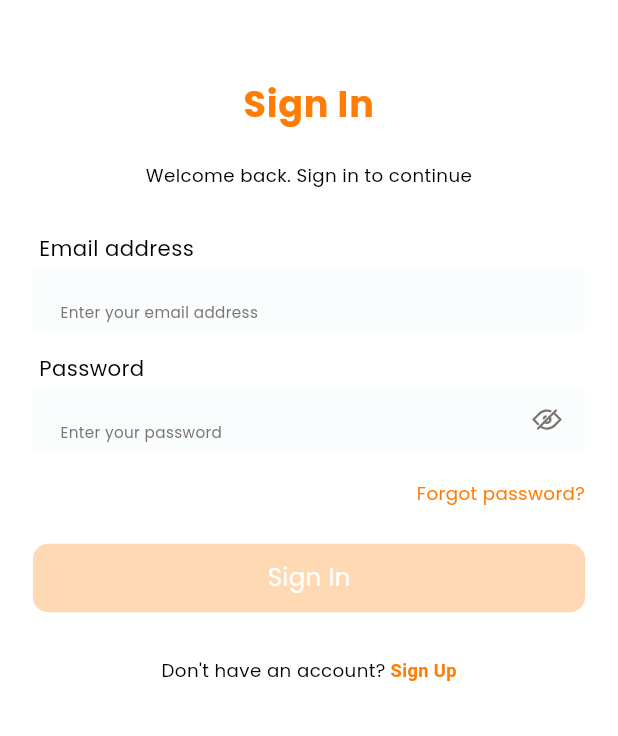
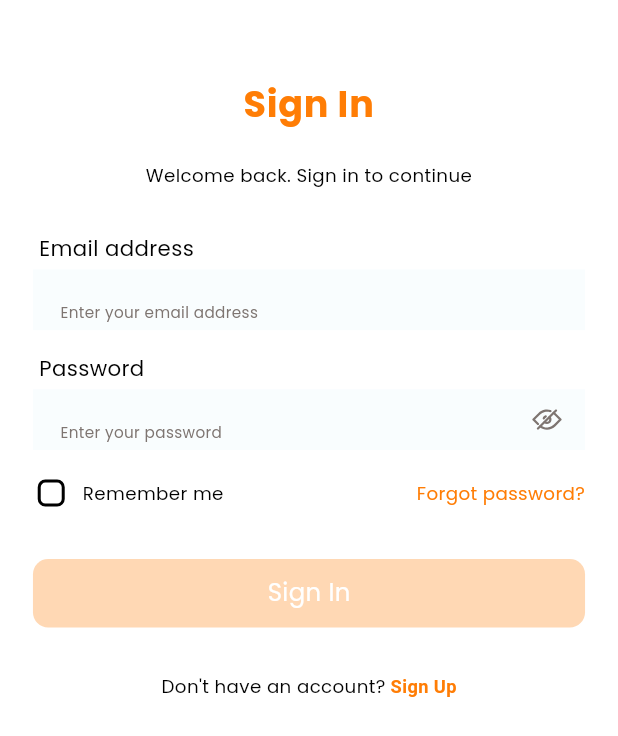
Before and after one commit to Nizatreasure/product_app, a Flutter app: the screen it shows after launch, on a phone screen of 412 x 824 dp. Shown: the top 736 px of the screen. Run offline on Flutter 3.47's test engine with Material 3 defaults, Android fonts, the phone set to English and light mode, and no system bars; our stand-ins replace cached_network_image, camera, cloud_firestore, dio, easy_debounce, either_dart and 19 more; accounts and stored records are empty; generated files the repository leaves out were written again; project files that could hold a hidden picture were left out.

Commit message:
feat: remember me

```diff
--- a/lib/core/values/string_manager.dart
+++ b/lib/core/values/string_manager.dart
@@ -74,4 +74,5 @@ class StringManager {
   static const String jewelry = 'Jewelry';
   static const String mensClothing = 'Men\'s';
   static const String womensClothing = 'Women\'s';
+  static const String rememberMe = 'Remember me';
 }
--- a/lib/src/authentication/presentation/blocs/sign_in_bloc/sign_in_events.dart
+++ b/lib/src/authentication/presentation/blocs/sign_in_bloc/sign_in_events.dart
@@ -19,6 +19,11 @@ class SignInTogglePasswordVisibility extends SignInEvent {
   const SignInTogglePasswordVisibility(this.isVisible);
 }
 
+class SignInToggleRememberMeEvent extends SignInEvent {
+  final bool rememberMe;
+  const SignInToggleRememberMeEvent(this.rememberMe);
+}
+
 class SignInSubmittedEvent extends SignInEvent {}
 
 class SignOutSubmittedEvent extends SignInEvent {}
--- a/lib/src/authentication/presentation/blocs/sign_in_bloc/sign_in_state.dart
+++ b/lib/src/authentication/presentation/blocs/sign_in_bloc/sign_in_state.dart
@@ -4,6 +4,7 @@ class SignInState {
   final String email;
   final String password;
   final bool showPassword;
+  final bool rememberMe;
 
   bool get isValid =>
       email.trim().isNotEmpty &&
@@ -17,6 +18,7 @@ class SignInState {
     this.email = '',
     this.password = '',
     this.showPassword = false,
+    this.rememberMe = false,
     this.formSubmissionStatus = const InitialFormStatus(),
     this.logoutFormSubmissionStatus = const InitialFormStatus(),
   });
@@ -27,6 +29,7 @@ class SignInState {
     bool? showPassword,
     FormSubmissionStatus? formSubmissionStatus,
     FormSubmissionStatus? logoutFormSubmissionStatus,
+    bool? rememberMe,
   }) {
     return SignInState(
       email: email ?? this.email,
@@ -35,6 +38,7 @@ class SignInState {
       formSubmissionStatus: formSubmissionStatus ?? this.formSubmissionStatus,
       logoutFormSubmissionStatus:
           logoutFormSubmissionStatus ?? this.logoutFormSubmissionStatus,
+      rememberMe: rememberMe ?? this.rememberMe,
     );
   }
 }
--- a/lib/src/authentication/presentation/pages/sign_in_page.dart
+++ b/lib/src/authentication/presentation/pages/sign_in_page.dart
@@ -5,6 +5,7 @@ import 'package:flutter_bloc/flutter_bloc.dart';
 import 'package:flutter_screenutil/flutter_screenutil.dart';
 import 'package:go_router/go_router.dart';
 import 'package:product_app/core/common/form_submission/form_submission.dart';
+import 'package:product_app/core/common/user_data.dart';
 import 'package:product_app/core/common/widgets/custom_button.dart';
 import 'package:product_app/core/common/widgets/custom_dialog.dart';
 import 'package:product_app/core/common/widgets/custom_password_field.dart';
@@ -25,9 +26,17 @@ class SignInPage extends StatefulWidget {
 }
 
 class _SignInPageState extends State<SignInPage> {
+  final TextEditingController _emailController = TextEditingController();
   @override
   void initState() {
-    context.read<SignInBloc>().add(ResetSignInStateEvent());
+    context.read<SignInBloc>()
+      ..add(ResetSignInStateEvent())
+      ..add(SignInToggleRememberMeEvent(UserData.rememberMe));
+
+    if (UserData.rememberMe) {
+      context.read<SignInBloc>().add(SignInEmailChangedEvent(UserData.email));
+      _emailController.text = UserData.email;
+    }
     super.initState();
   }
 
@@ -84,10 +93,10 @@ class _SignInPageState extends State<SignInPage> {
               textAlign: TextAlign.center,
             ),
             SizedBox(height: 30.h),
-            _buildEmailField(context),
+            _buildEmailField(context, _emailController),
             _buildPasswordField(context),
             _buildForgotPassword(themeData, context),
-            SizedBox(height: 20.h),
+            SizedBox(height: 30.h),
             _buildButton(context),
             SizedBox(height: 30.h),
             _buildHaveAnAccount(context, themeData),
--- a/lib/src/authentication/presentation/widgets/sign_in_widgets.dart
+++ b/lib/src/authentication/presentation/widgets/sign_in_widgets.dart
@@ -61,7 +61,36 @@ _buildHaveAnAccount(BuildContext context, ThemeData themeData) {
 }
 
 Widget _buildForgotPassword(ThemeData themeData, BuildContext context) {
-  return InkWell(
+  return Row(
+    mainAxisAlignment: MainAxisAlignment.spaceBetween,
+    children: [
+      BlocBuilder<SignInBloc, SignInState>(builder: (context, state) {
+        return Row(
+          children: [
+            SizedBox(
+              width: 24.r,
+              height: 24.r,
+              child: Checkbox(
+                value: state.rememberMe,
+                shape: RoundedRectangleBorder(
+                  borderRadius: BorderRadius.circular(5.r),
+                ),
+                activeColor: themeData.canvasColor,
+                onChanged: (value) {
+                  context.read<SignInBloc>().add(
+                      SignInToggleRememberMeEvent(value ?? !state.rememberMe));
+                },
+              ),
+            ),
+            SizedBox(width: 8.w),
+            Text(
+              StringManager.rememberMe,
+              style: themeData.textTheme.bodyMedium,
+            )
+          ],
+        );
+      }),
+      InkWell(
         onTap: () {
           FocusScope.of(context).unfocus();
         },
@@ -76,5 +105,7 @@ Widget _buildForgotPassword(ThemeData themeData, BuildContext context) {
                 .copyWith(color: themeData.canvasColor),
           ),
         ),
+      ),
+    ],
   );
 }
--- a/lib/src/home/presentation/blocs/product_list_bloc/product_list_bloc.dart
+++ b/lib/src/home/presentation/blocs/product_list_bloc/product_list_bloc.dart
@@ -19,6 +19,7 @@ class ProductListBloc extends Bloc<ProductListEvent, ProductListState> {
     on<ProductListGetProductsEvent>(_getProductsEventHandler);
     on<ProductListGetFavouritesEvent>(_getFavouritesEventHandler);
     on<ProductListSetFavouritesEvent>(_setFavouritesEventHandler);
+    on<ProductListResetStateEvent>(_resetState);
   }
 
   _getProductsEventHandler(
@@ -65,4 +66,9 @@ class ProductListBloc extends Bloc<ProductListEvent, ProductListState> {
 
     await _saveFavouritesUseCase.execute(params: state.favouriteIds);
   }
+
+  _resetState(
+      ProductListResetStateEvent event, Emitter<ProductListState> emit) {
+    emit(const ProductListState());
+  }
 }
--- a/lib/src/home/presentation/blocs/product_list_bloc/product_list_events.dart
+++ b/lib/src/home/presentation/blocs/product_list_bloc/product_list_events.dart
@@ -3,6 +3,8 @@ part of 'product_list_bloc.dart';
 abstract class ProductListEvent {
   const ProductListEvent();
 }
+
+class ProductListResetStateEvent extends ProductListEvent {}
 
 class ProductListGetProductsEvent extends ProductListEvent {}
 
--- a/lib/src/home/presentation/pages/home_page.dart
+++ b/lib/src/home/presentation/pages/home_page.dart
@@ -22,7 +22,9 @@ class _HomePageState extends State<HomePage>
     with AutomaticKeepAliveClientMixin {
   @override
   void initState() {
-    context.read<ProductListBloc>().add(ProductListGetProductsEvent());
+    context.read<ProductListBloc>()
+      ..add(ProductListResetStateEvent())
+      ..add(ProductListGetProductsEvent());
     super.initState();
   }
 
```
Also changed, not shown: lib/core/common/user_data.dart (+6 -15 lines), lib/src/authentication/presentation/blocs/sign_in_bloc/sign_in_bloc.dart (+10 -0 lines). Lines whose indentation alone changed are shown as unchanged.
